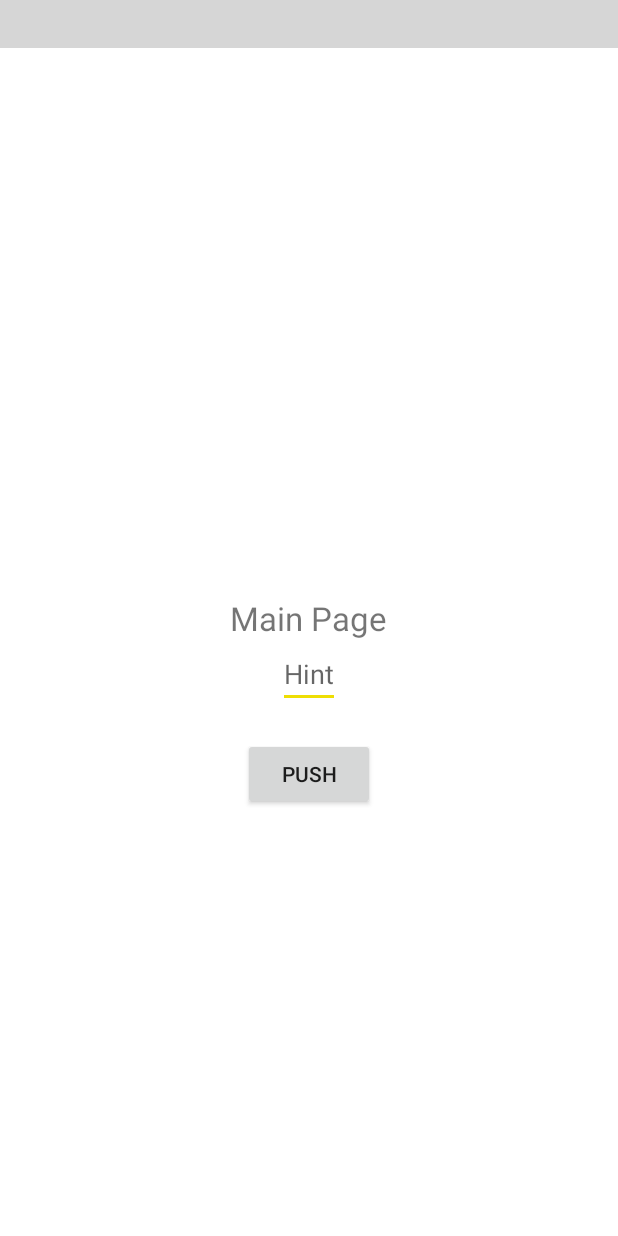
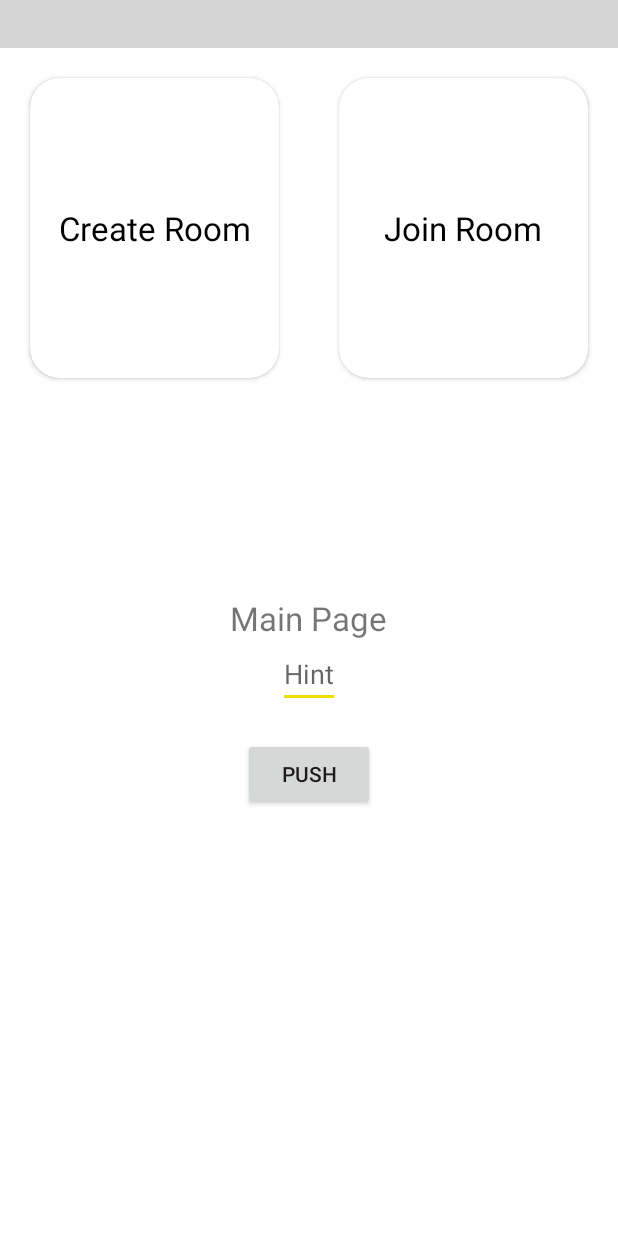
Before and after one commit to TachyonTechLabs/IPLAuction2K19_App, an Android app: the screen it shows after launch once a user with an empty profile is signed in (AfterRegistrationMainActivity), on a phone screen of 412 x 824 dp. Run offline under Robolectric (Android 15) with nearby library versions, the light colour scheme and no system bars; our stand-ins replace Firebase (no records; nobody signed in at launch, a user with empty details on screens opened directly); 4 statements that could not run were skipped; grey boxes are pictures that could not be loaded.

Commit message:
Rooms cardview created

```diff
--- a/app/build.gradle
+++ b/app/build.gradle
@@ -43,6 +43,10 @@ dependencies {
     implementation 'com.android.support:support-v4:27.1.1'
     implementation 'com.google.firebase:firebase-firestore:17.1.1'
     implementation 'com.crashlytics.sdk.android:crashlytics:2.9.5'
+    implementation 'com.android.support:cardview-v7:27.1.1'
+    implementation 'com.android.support:recyclerview-v7:27.1.1'
+    implementation 'com.android.support:design:27.1.1'
+    implementation 'com.android.support:customtabs:27.1.1'
 }
 
 
--- a/app/src/main/res/layout/activity_after_registration_main.xml
+++ b/app/src/main/res/layout/activity_after_registration_main.xml
@@ -15,11 +15,76 @@
         tools:context=".AfterRegistrationMainActivity">
 
         <include
+            android:id="@+id/app_toolbar_main"
             layout="@layout/app_toolbar"
             android:layout_width="match_parent"
             android:layout_height="wrap_content">
 
         </include>
+
+        <LinearLayout
+            android:layout_width="match_parent"
+            android:layout_height="wrap_content"
+            android:orientation="horizontal"
+            android:layout_below="@id/app_toolbar_main">
+
+            <android.support.v7.widget.CardView
+                android:layout_width="0dp"
+                android:layout_height="200dp"
+                android:layout_weight="1"
+                android:layout_margin="20dp"
+                app:cardCornerRadius="20dp"
+                android:elevation="0dp">
+
+                <RelativeLayout
+                    android:layout_width="match_parent"
+                    android:layout_height="match_parent">
+
+                    <TextView
+                        android:layout_centerInParent="true"
+                        android:layout_width="wrap_content"
+                        android:layout_height="wrap_content"
+                        android:text="@string/createroom"
+                        android:textSize="22sp"
+                        android:textColor="@color/black"
+                        android:textAlignment="center"/>
+
+
+                </RelativeLayout>
+
+
+
+            </android.support.v7.widget.CardView>
+
+            <android.support.v7.widget.CardView
+                android:layout_width="0dp"
+                android:layout_weight="1"
+                android:layout_height="200dp"
+                android:layout_margin="20dp"
+                app:cardCornerRadius="20dp">
+
+                <RelativeLayout
+                    android:layout_width="match_parent"
+                    android:layout_height="match_parent">
+
+                    <TextView
+                        android:layout_centerInParent="true"
+                        android:layout_width="wrap_content"
+                        android:layout_height="wrap_content"
+                        android:text="@string/joinroom"
+                        android:textSize="22sp"
+                        android:textColor="@color/black"
+                        android:textAlignment="center"/>
+
+
+                </RelativeLayout>
+
+
+            </android.support.v7.widget.CardView>
+
+
+        </LinearLayout>
+
 
 
         <TextView
--- a/app/src/main/res/values/strings.xml
+++ b/app/src/main/res/values/strings.xml
@@ -5,6 +5,10 @@
     <string name="page1sub">Pick your own dream team by bidding for different players.</string>
     <string name="page2title">Excellent team rules the world</string>
     <string name="page2sub">Choose your players wisely and smartly.You can buy and sell them anytime you want.</string>
+
+
+    <string name="createroom">Create Room</string>
+    <string name="joinroom">Join Room</string>
     <string name="open">Open</string>
     <string name="close">Close</string>
     <string name="developeremail1">pranjalpchaudhari99@gmail.com</string>
```
